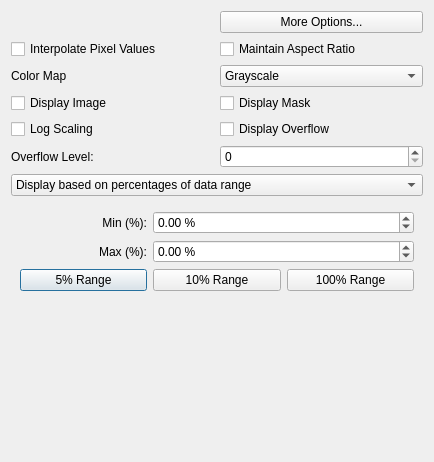
The window that libraries/qxrdlib/qxrddisplaydialog.ui (guyjennings/qxrd) describes before a commit, drawn with Qt 5.
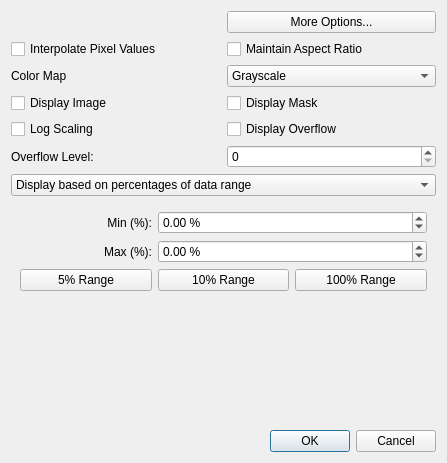
The same window after the commit.

Commit message: Added plot image and plot prefs buttons and context commands

Diff of the .ui file:
```diff
--- a/libraries/qxrdlib/qxrddisplaydialog.ui
+++ b/libraries/qxrdlib/qxrddisplaydialog.ui
@@ -6,8 +6,8 @@
    <rect>
     <x>0</x>
     <y>0</y>
-    <width>434</width>
-    <height>462</height>
+    <width>447</width>
+    <height>463</height>
    </rect>
   </property>
   <property name="windowTitle">
@@ -406,6 +406,16 @@
      </item>
     </layout>
    </item>
+   <item row="1" column="0">
+    <widget class="QDialogButtonBox" name="buttonBox">
+     <property name="orientation">
+      <enum>Qt::Horizontal</enum>
+     </property>
+     <property name="standardButtons">
+      <set>QDialogButtonBox::Cancel|QDialogButtonBox::Ok</set>
+     </property>
+    </widget>
+   </item>
   </layout>
  </widget>
  <resources/>
```
Left out of the diff: 35 changed lines with no effect on the pictures. The commit also changes 15 other files.
